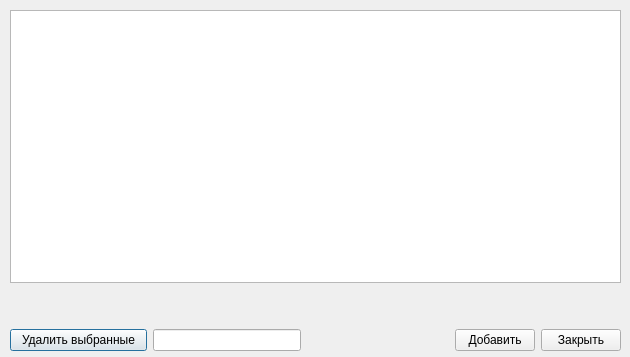
First picture: the form in ContactsDialog.ui, repository okostynchuk/Outcall, before the edit.
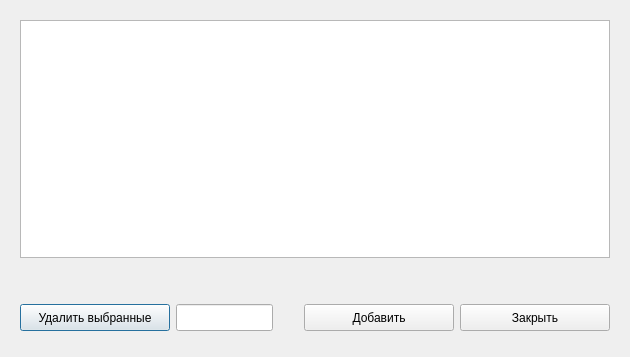
Second picture: the form after the edit.

Commit message: auto column size + trial filter((

Patch:
```diff
--- a/ContactsDialog.ui
+++ b/ContactsDialog.ui
@@ -16,15 +16,9 @@
   <property name="styleSheet">
    <string notr="true"/>
   </property>
+  <layout class="QHBoxLayout" name="horizontalLayout_3">
+   <item>
   <widget class="QWidget" name="widget" native="true">
-   <property name="geometry">
-    <rect>
-     <x>10</x>
-     <y>10</y>
-     <width>611</width>
-     <height>341</height>
-    </rect>
-   </property>
    <layout class="QVBoxLayout" name="verticalLayout">
     <item>
      <widget class="QTableView" name="tableView">
@@ -51,12 +45,15 @@
     </item>
     <item>
      <layout class="QHBoxLayout" name="horizontalLayout_2">
+        <property name="bottomMargin">
+         <number>6</number>
+        </property>
       <item>
        <widget class="QPushButton" name="deleteButton">
         <property name="minimumSize">
          <size>
-          <width>137</width>
-          <height>0</height>
+            <width>150</width>
+            <height>27</height>
          </size>
         </property>
         <property name="acceptDrops">
@@ -77,6 +74,18 @@
        <layout class="QHBoxLayout" name="horizontalLayout">
         <item>
          <widget class="QLineEdit" name="lineEdit">
+            <property name="minimumSize">
+             <size>
+              <width>0</width>
+              <height>27</height>
+             </size>
+            </property>
+            <property name="maximumSize">
+             <size>
+              <width>230</width>
+              <height>16777215</height>
+             </size>
+            </property>
           <property name="toolTip">
            <string>Поиск по таблице</string>
           </property>
@@ -100,6 +109,12 @@
         </item>
         <item>
          <widget class="QPushButton" name="addButton">
+            <property name="minimumSize">
+             <size>
+              <width>150</width>
+              <height>27</height>
+             </size>
+            </property>
           <property name="text">
            <string>Добавить</string>
           </property>
@@ -107,6 +122,12 @@
         </item>
         <item>
          <widget class="QPushButton" name="closeButton">
+            <property name="minimumSize">
+             <size>
+              <width>150</width>
+              <height>27</height>
+             </size>
+            </property>
           <property name="text">
            <string>Закрыть</string>
           </property>
@@ -118,6 +139,8 @@
     </item>
    </layout>
   </widget>
+   </item>
+  </layout>
  </widget>
  <resources/>
  <connections/>
```
Lines whose indentation alone changed are shown as unchanged. The commit also changes 1 other file.
